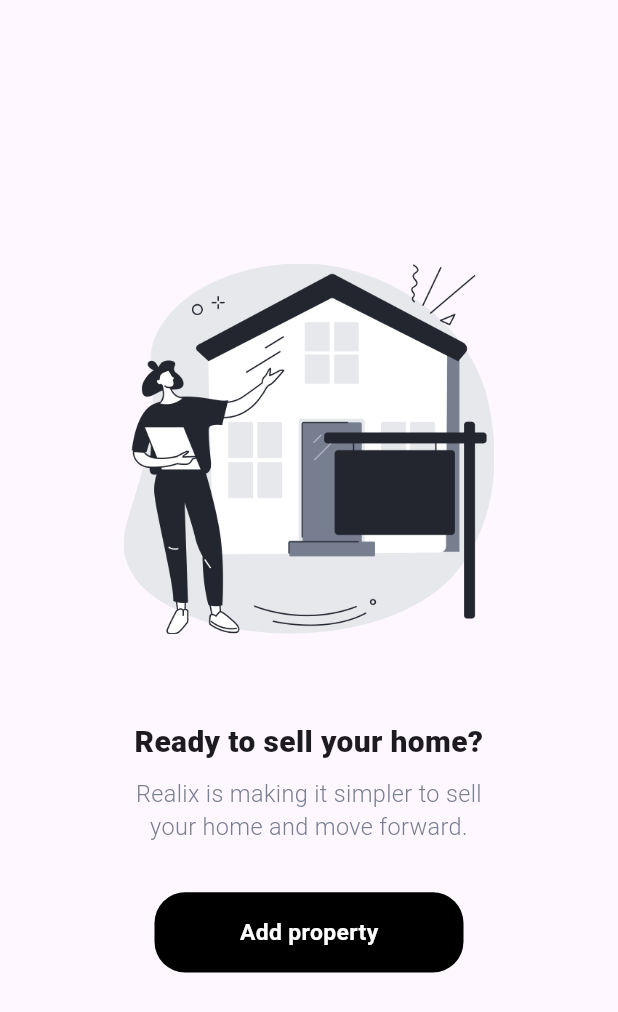
After one commit to asimhanif76/Realix-Real_Estate_App, a Flutter app: the MyHomePage screen opened directly, on a phone screen of 412 x 824 dp. The commit adds this screen. Shown: the top 1012 px of the screen. Run offline on Flutter 3.47's test engine with Material 3 defaults, Android fonts, the phone set to English and light mode, and no system bars; our stand-ins replace flutter_svg, get, grouped_list, responsive_sizer, smooth_page_indicator.

```diff
--- a/lib/commons/app_images.dart
+++ b/lib/commons/app_images.dart
@@ -3,6 +3,9 @@ class AppImages {
   static String onoarding_img = 'assets/images/onboarding_img.png';
   static String google = 'assets/images/google.png';
   static String facebook = 'assets/images/Facebook.png';
+  static String my_home_empty = 'assets/images/my_home_empty.png';
+  static String my_notification_empty =
+      'assets/images/my_notification_empty.png';
   static String favourite = 'assets/images/svg/favourite.svg';
   static String favourite_outline = 'assets/images/svg/favourite_outline.svg';
   static String search = 'assets/images/svg/search.svg';
--- a/lib/commons/app_strings.dart
+++ b/lib/commons/app_strings.dart
@@ -16,6 +16,12 @@ class AppStrings {
   static String createA = 'Create a ';
   static String account = ' account';
   static String fullName = 'Full Name';
+  static String addProperty = 'Add property';
   static String alreadyHaveAcc = 'You already have an account? ';
+  static String readyToSellYourHome = 'Ready to sell your home?';
+  static String realixIsMakingSimpler = 'Realix is making it simpler to sell your home and move forward.';
+  static String noNotificationYet = 'No Notifications Yet';
+  static String noNotificationRightNow = 'No notification right now, notifications about your activity will show up here.';
+  static String notificationsSettings = 'Notifications Settings';
   static String a = '';
 }
--- a/lib/controllers/message_page_controller.dart
+++ b/lib/controllers/message_page_controller.dart
@@ -2,7 +2,7 @@ import 'package:get/get.dart';
 import 'package:realix_real_estate_app/model/message_model.dart';
 
 class MessagePageController extends GetxController {
-  List<MessageModel> messageList = [
+  RxList<MessageModel> messageList = [
     MessageModel(
       imagePath: 'assets/images/user_profile_pic_1.png',
       name: 'Sara Ahmed',
@@ -38,5 +38,5 @@ class MessagePageController extends GetxController {
       time: 'Monday',
       isOnline: true,
     ),
-  ];
+  ].obs;
 }
--- a/lib/controllers/notification_page_controller.dart
+++ b/lib/controllers/notification_page_controller.dart
@@ -1,4 +1,3 @@
-import 'package:flutter/material.dart';
 import 'package:get/get.dart';
 import 'package:realix_real_estate_app/model/notification_model.dart';
 import 'package:intl/intl.dart';
--- /dev/null
+++ b/lib/views/My Home/my_home_empty.dart
@@ -0,0 +1,77 @@
+import 'package:flutter/material.dart';
+import 'package:realix_real_estate_app/commons/app_images.dart';
+import 'package:realix_real_estate_app/commons/app_strings.dart';
+import 'package:responsive_sizer/responsive_sizer.dart';
+
+class MyHomeEmpty extends StatelessWidget {
+  const MyHomeEmpty({super.key});
+
+  @override
+  Widget build(BuildContext context) {
+    var height = MediaQuery.of(context).size.height;
+    var width = MediaQuery.of(context).size.width;
+
+    return Scaffold(
+      body: Container(
+        width: width,
+        height: height,
+        child: Padding(
+          padding: EdgeInsets.symmetric(horizontal: width * 0.2),
+          child: Column(
+            mainAxisAlignment: MainAxisAlignment.center,
+            crossAxisAlignment: CrossAxisAlignment.center,
+            children: [
+              Image.asset(
+                AppImages.my_home_empty,
+                scale: 4,
+              ),
+              SizedBox(
+                height: height * 0.07,
+              ),
+              Text(
+                AppStrings.readyToSellYourHome,
+                textAlign: TextAlign.center,
+                style:
+                    TextStyle(fontSize: 18.3.sp, fontWeight: FontWeight.w800),
+              ),
+              SizedBox(
+                height: height * 0.01,
+              ),
+              Text(
+                AppStrings.realixIsMakingSimpler,
+                textAlign: TextAlign.center,
+                style: TextStyle(
+                  fontSize: 16.2.sp,
+                  fontWeight: FontWeight.w300,
+                  color: Color(0xFF777E90),
+                ),
+              ),
+              SizedBox(
+                height: height * 0.04,
+              ),
+              Container(
+                width: width * 0.5,
+                height: height * 0.065,
+                decoration: BoxDecoration(
+                    borderRadius: BorderRadius.circular(width * 0.05),
+                    color: Colors.black),
+                child: Center(
+                  child: Padding(
+                    padding: EdgeInsets.symmetric(horizontal: width * 0.05),
+                    child: Text(
+                      AppStrings.addProperty,
+                      style: TextStyle(
+                          color: Colors.white,
+                          fontSize: 16.sp,
+                          fontWeight: FontWeight.w700),
+                    ),
+                  ),
+                ),
+              )
+            ],
+          ),
+        ),
+      ),
+    );
+  }
+}
--- a/lib/views/my_home_page.dart
+++ b/lib/views/My Home/my_home_page.dart
@@ -1,12 +1,17 @@
 import 'package:flutter/material.dart';
+import 'package:realix_real_estate_app/views/My%20Home/my_home_empty.dart';
 
 class MyHomePage extends StatelessWidget {
   const MyHomePage({super.key});
 
   @override
   Widget build(BuildContext context) {
+    var height = MediaQuery.of(context).size.height;
+    var width = MediaQuery.of(context).size.width;
+
     return Scaffold(
       backgroundColor: Colors.purple.shade100,
+      body: MyHomeEmpty(),
     );
   }
 }
--- a/lib/views/message_page.dart
+++ b/lib/views/message_page.dart
@@ -26,7 +26,8 @@ class MessagePage extends StatelessWidget {
             padding: EdgeInsets.symmetric(horizontal: width * 0.05),
             child: PageHeadingRow(pageHeadingText: 'Message'),
           ),
-          ListView.separated(
+          Obx(
+            () => ListView.separated(
               shrinkWrap: true,
               separatorBuilder: (context, index) => Divider(
                 color: Colors.grey.shade200,
@@ -37,6 +38,7 @@ class MessagePage extends StatelessWidget {
               itemBuilder: (context, index) {
                 return _buildMessageCard(width, height, index);
               },
+            ),
           )
         ],
       ),
--- a/lib/views/root_page.dart
+++ b/lib/views/root_page.dart
@@ -3,10 +3,10 @@ import 'package:flutter_svg/flutter_svg.dart';
 import 'package:get/get.dart';
 import 'package:realix_real_estate_app/commons/app_images.dart';
 import 'package:realix_real_estate_app/controllers/bottom_bar_controller.dart';
+import 'package:realix_real_estate_app/views/My%20Home/my_home_page.dart';
 import 'package:realix_real_estate_app/views/discover_page.dart';
 import 'package:realix_real_estate_app/views/home/home_page.dart';
 import 'package:realix_real_estate_app/views/message_page.dart';
-import 'package:realix_real_estate_app/views/my_home_page.dart';
 import 'package:realix_real_estate_app/views/profile_page.dart';
 import 'package:responsive_sizer/responsive_sizer.dart';
 
```
Also changed, not shown: lib/routes.dart (deleted, +0 -22 lines), lib/views/notification/notification_page.dart (+91 -13 lines), lib/widgets/page_heading_row.dart (+5 -2 lines), assets/images/my_home_empty.png (added), assets/images/my_notification_empty.png (added). Lines whose indentation alone changed are shown as unchanged.
